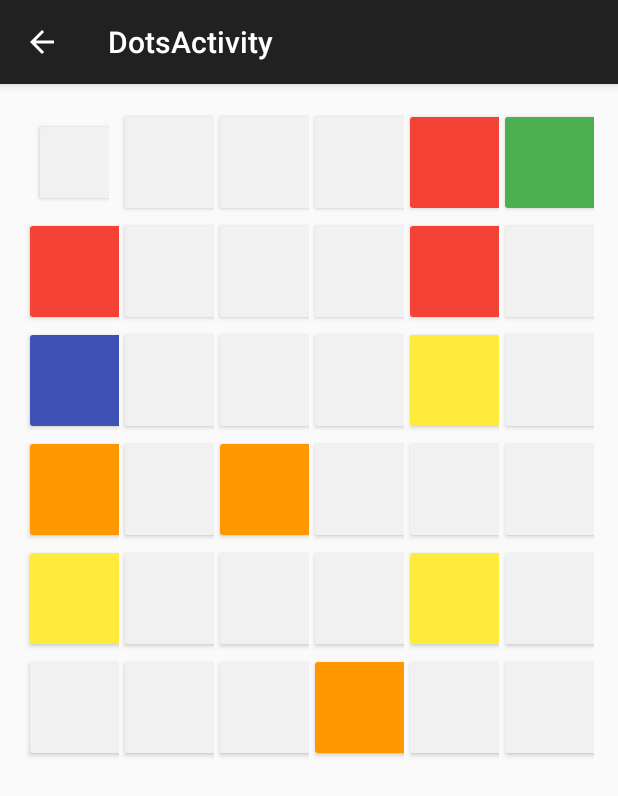
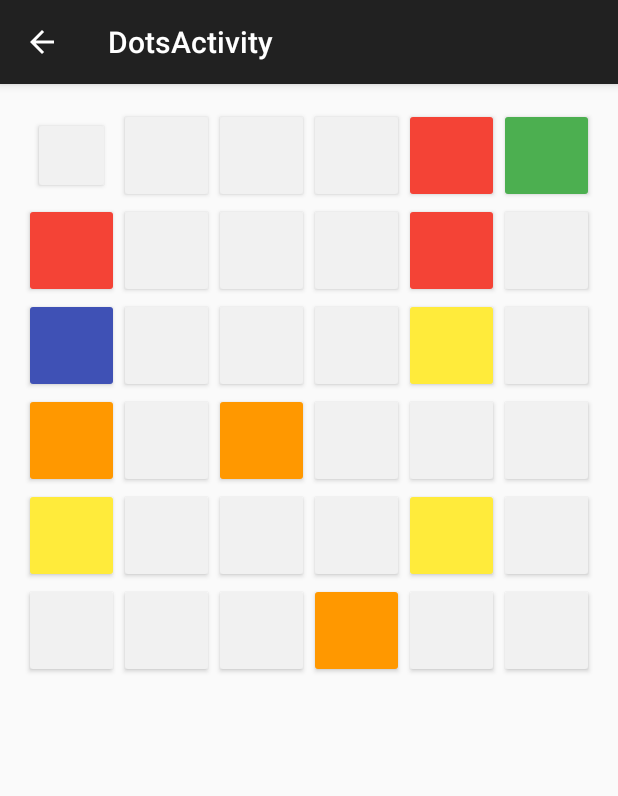
Before and after one commit to pantelicnevena/Lines, an Android app: the screen it shows after launch (DotsActivity), after a tap on an icon or button, on a phone screen of 412 x 824 dp. Shown: the top 796 px of the screen. Run offline under Robolectric (Android 15) with nearby library versions, the phone set to English and light mode, and no system bars.

Commit message:
Postavljen Button u gridView Setovana animacija za svaki Button Omogucena tranzicija selektovanog obojenog polja na neko od praznih polja ** Podeseno za sve velicine ekrana

```diff
--- a/app/src/main/java/rs/project4420/lines/DotAdapter.java
+++ b/app/src/main/java/rs/project4420/lines/DotAdapter.java
@@ -18,6 +18,7 @@ import android.view.animation.LinearInterpolator;
 import android.widget.BaseAdapter;
 import android.widget.Button;
 import android.widget.FrameLayout;
+import android.widget.GridView;
 import android.widget.ImageView;
 import android.widget.Toast;
 
@@ -92,6 +93,7 @@ public final class DotAdapter extends BaseAdapter{
         return mItem.get(i).getId();
     }
 
+    @TargetApi(Build.VERSION_CODES.JELLY_BEAN)
     @Override
     public View getView(int i, final View view, ViewGroup viewGroup) {
         View v = view;
@@ -107,11 +109,13 @@ public final class DotAdapter extends BaseAdapter{
         btn = (Button) v.getTag(R.id.item);
         itm = (Item) getItem(i);
 
+        GridView gridView = (GridView) viewGroup;
+        final int size = Integer.valueOf(gridView.getWidth()/6);
+        Log.d(TAG, "Size: "+size);
         ViewGroup.LayoutParams lp = btn.getLayoutParams();
-        lp.width = 109;
-        lp.height = 109;
+        lp.width = size;
+        lp.height = size;
         btn.setLayoutParams(lp);
-        final int height = btn.getLayoutParams().height;
 
         btn.getBackground().setColorFilter(con.getResources().getColor(itm.drawableId), PorterDuff.Mode.MULTIPLY);
         btn.setDrawingCacheBackgroundColor(itm.drawableId);
@@ -140,10 +144,10 @@ public final class DotAdapter extends BaseAdapter{
                             public void onAnimationUpdate(ValueAnimator animation) {
                                 float value = (float) animation.getAnimatedValue();
 
-                                int pad = (int) Math.abs(0.42 * height * Math.sin((double) value * 2)) / 2;
+                                int pad = (int) Math.abs(0.42 * size * Math.sin((double) value * 2)) / 2;
                                 ViewGroup.LayoutParams params = v.getLayoutParams();
-                                params.width = 109 - pad * 2;
-                                params.height = 109 - pad * 2;
+                                params.width = size - pad * 2;
+                                params.height = size - pad * 2;
                                 FrameLayout fl = (FrameLayout) v.getParent();
                                 fl.setPadding(pad, pad, pad, pad);
                                 v.setLayoutParams(params);
@@ -169,10 +173,10 @@ public final class DotAdapter extends BaseAdapter{
                                 @Override
                                 public void onAnimationUpdate(ValueAnimator animation) {
                                     float value = (float) animation.getAnimatedValue();
-                                    int pad = (int) Math.abs(0.42 * height * Math.sin((double) value * 2)) / 2;
+                                    int pad = (int) Math.abs(0.42 * size * Math.sin((double) value * 2)) / 2;
                                     ViewGroup.LayoutParams params = v.getLayoutParams();
-                                    params.width = 109 - pad * 2;
-                                    params.height = 109 - pad * 2;
+                                    params.width = size - pad * 2;
+                                    params.height = size - pad * 2;
                                     FrameLayout fl = (FrameLayout) v.getParent();
                                     fl.setPadding(pad, pad, pad, pad);
                                     v.setLayoutParams(params);
```
